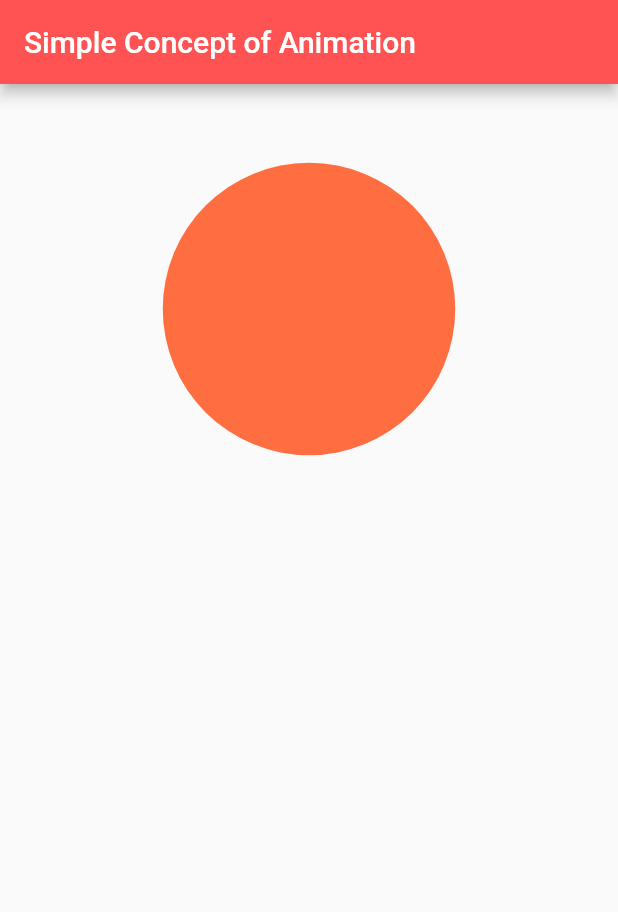
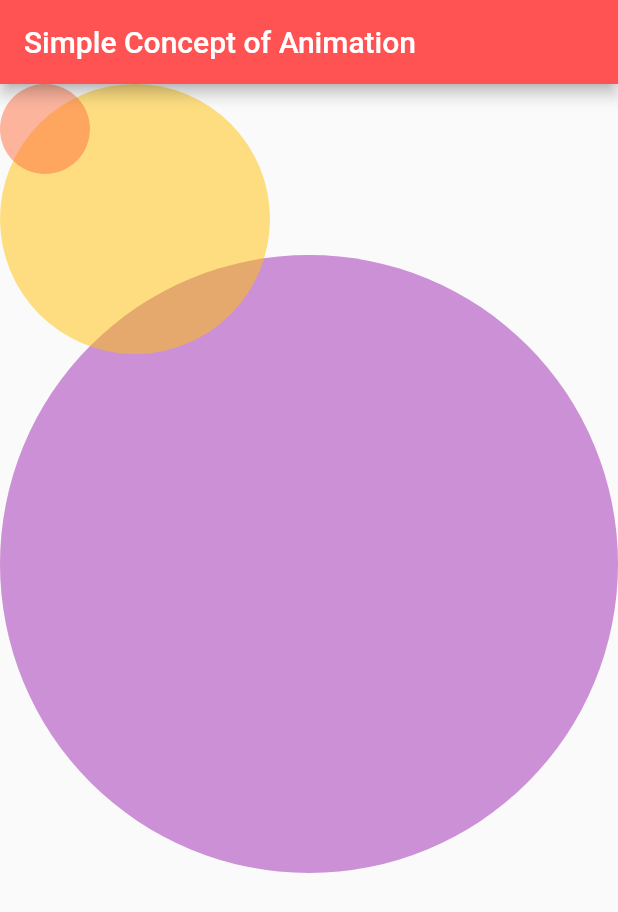
Before and after one commit to MillieNakiganda/flutter_loginAnimation, a Flutter app: the screen it shows after launch, on a phone screen of 412 x 824 dp. Shown: the top 912 px of the screen. Run offline on Flutter 3.47's test engine with Material 2 defaults, Android fonts, the phone set to English and light mode, and no system bars.

Commit message:
ch: stack the circles

```diff
--- a/flutter_login_animation/lib/views/circle_glow.dart
+++ b/flutter_login_animation/lib/views/circle_glow.dart
@@ -22,14 +22,14 @@ class _GlowCircle extends State<GlowCircle>
   @override
   void initState() {
     animationcontroller =
-        AnimationController(vsync: this, duration: const Duration(seconds: 10));
+        AnimationController(vsync: this, duration: const Duration(seconds: 1));
     //here we have to vash vsync argument, there for we use "with SingleTickerProviderStateMixin" above
     //vsync is the ThickerProvider, and set duration of animation
 
     animationcontroller.repeat();
     //repeat the animation controller
 
-    animation = Tween<double>(begin: 0, end: 250).animate(animationcontroller);
+    animation = Tween<double>(begin: 0, end: 800).animate(animationcontroller);
     //set the begin value and end value, we will use this value for height and width of circle
 
     animation.addListener(() {
@@ -48,23 +48,46 @@ class _GlowCircle extends State<GlowCircle>
 
   @override
   Widget build(BuildContext context) {
+    final sizeX = MediaQuery.of(context).size.width;
+    final sizeY = MediaQuery.of(context).size.height;
     return Scaffold(
         appBar: AppBar(
             title: const Text("Simple Concept of Animation"),
             backgroundColor: Colors.redAccent),
         body: Container(
-        padding: const EdgeInsets.all(20),
-        alignment: Alignment.center,
-        height: 300,
-        child: Container(
-          decoration: const BoxDecoration(
+            width: sizeX,
+            height: sizeY,
+            child: Stack(
+              //fit: StackFit.expand,
+              children: [
+                Container(
+                  decoration: BoxDecoration(
                       shape: BoxShape.circle, //making box to circle
-              color: Colors.deepOrangeAccent //background of container
+                      color: Colors.purple
+                          .withOpacity(0.5) //background of container
                       ),
                   height: animation.value, //value from animation controller
                   width: animation.value, //value from animation controller
                 ),
+                Container(
+                  decoration: BoxDecoration(
+                    shape: BoxShape.circle, //making box to circle
+                    color:
+                        Colors.amber.withOpacity(0.5), //background of container
                   ),
-    );
+                  height: 60.0 * (3 - 0), //value from animation controller
+                  width: 60.0 * (3 - 0), //value from animation controller
+                ),
+                Container(
+                  decoration: BoxDecoration(
+                      shape: BoxShape.circle, //making box to circle
+                      color: Colors.deepOrangeAccent
+                          .withOpacity(0.5) //background of container
+                      ),
+                  height: 60.0, //value from animation controller
+                  width: 60.0, //value from animation controller
+                )
+              ],
+            )));
   }
 }
```
Lines whose indentation alone changed are shown as unchanged.
